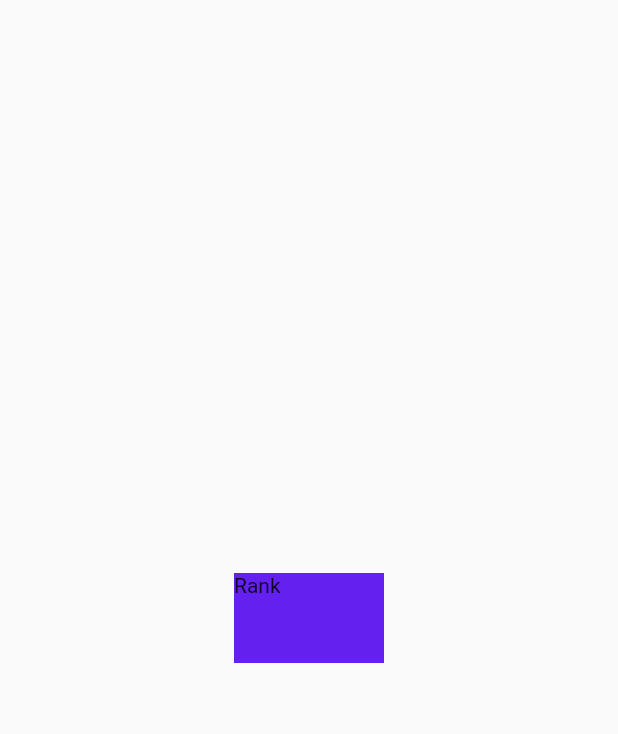
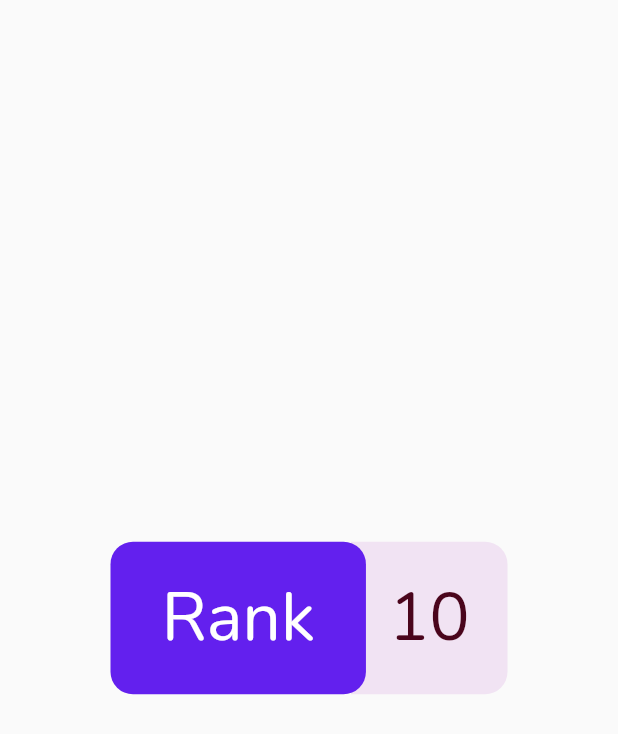
Before and after one commit to meh430/rank_ten_flutter, a Flutter app: the screen it shows after launch, on a phone screen of 412 x 824 dp. Shown: the top 734 px of the screen. Run offline on Flutter 3.47's test engine with Material 2 defaults, Android fonts, the phone set to English and light mode, and no system bars; our stand-ins replace google_fonts, shared_preferences.

Commit message:
Finishes up logo

```diff
--- a/lib/app_theme.dart
+++ b/lib/app_theme.dart
@@ -16,7 +16,13 @@ const darkCard = Color(0xff4D4D4D);
 
 class AppTheme {
   static getTextTheme(bool isDark, TextTheme base) {
-    return base.copyWith(headline1: GoogleFonts.nunito(color: darkSienna));
+    return base.copyWith(
+        headline1: GoogleFonts.nunito(color: darkSienna),
+        headline2: GoogleFonts.nunito(color: darkSienna),
+        headline3: GoogleFonts.nunito(color: darkSienna),
+        headline4: GoogleFonts.nunito(color: darkSienna),
+        headline5: GoogleFonts.nunito(color: darkSienna),
+        headline6: GoogleFonts.nunito(color: darkSienna));
   }
 
   static getAppTheme(bool isDark) {
--- a/lib/logo.dart
+++ b/lib/logo.dart
@@ -1,19 +1,55 @@
 import 'package:flutter/material.dart';
 import 'package:rank_ten/app_theme.dart';
+
+const bRadius = Radius.circular(15.0);
+const rankScale = 0.62;
+const tenScale = 0.38;
 
 class Logo extends StatelessWidget {
   @override
   Widget build(BuildContext context) {
-    return Row(
-      mainAxisAlignment: MainAxisAlignment.center,
-      children: <Widget>[
-        Container(
-          decoration: BoxDecoration(color: hanPurple),
-          width: 100,
-          height: 60,
-          child: Text("Rank"),
+    final totalWidth = MediaQuery.of(context).size.width / 1.5;
+    final height = totalWidth / 2.7;
+
+    return Center(
+      child: Container(
+        width: totalWidth,
+        height: height,
+        child: Stack(
+          children: <Widget>[
+            Positioned(
+              right: 5.0,
+              child: Container(
+                decoration: BoxDecoration(
+                    color: palePurple,
+                    borderRadius: BorderRadius.only(
+                        topRight: bRadius, bottomRight: bRadius)),
+                width: totalWidth * tenScale,
+                height: height,
+                child: Center(
+                  child: Text("10",
+                      style: Theme.of(context).primaryTextTheme.headline3),
+                ),
+              ),
+            ),
+            Positioned(
+              left: 5.0,
+              child: Container(
+                decoration: BoxDecoration(
+                    color: hanPurple, borderRadius: BorderRadius.all(bRadius)),
+                width: totalWidth * rankScale,
+                height: height,
+                child: Center(
+                    child: Text("Rank",
+                        style: Theme.of(context)
+                            .primaryTextTheme
+                            .headline3
+                            .copyWith(color: white))),
+              ),
+            ),
+          ],
         ),
-      ],
+      ),
     );
   }
 }
```
